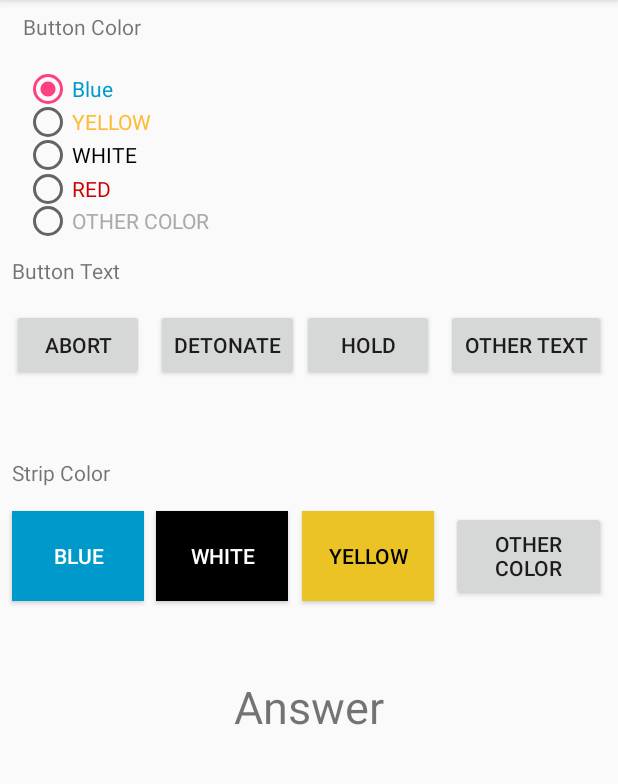
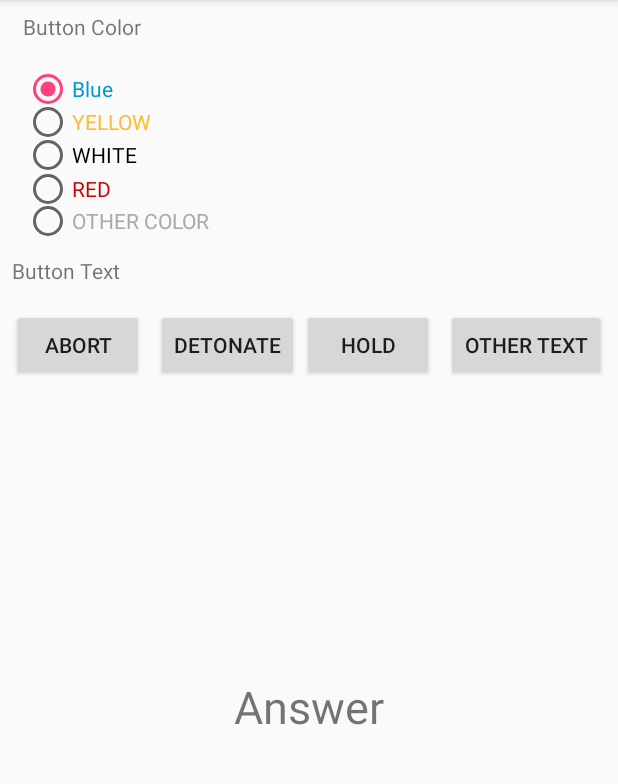
Before and after one commit to tmking01/KeepTalkingandNobodyExplodesCompanion, an Android app: the Buttons screen opened directly, with no data from a screen before it, on a phone screen of 412 x 824 dp, the part 84-868 px from its top. Run offline under Robolectric (Android 15) with nearby library versions, the phone set to English and light mode, and no system bars.

```diff
--- a/app/src/main/res/layout/activity_buttons.xml
+++ b/app/src/main/res/layout/activity_buttons.xml
@@ -94,16 +94,17 @@
         android:id="@+id/button"
         android:layout_width="0dp"
         android:layout_height="60dp"
+        android:layout_marginEnd="8dp"
         android:layout_marginLeft="11dp"
         android:layout_marginRight="8dp"
+        android:layout_marginStart="11dp"
+        android:layout_marginTop="8dp"
         android:text="@string/OtherColor"
+        android:visibility="invisible"
+        app:layout_constraintHorizontal_bias="1.0"
         app:layout_constraintLeft_toRightOf="@+id/button7"
         app:layout_constraintRight_toRightOf="parent"
-        android:layout_marginStart="11dp"
-        android:layout_marginEnd="8dp"
-        app:layout_constraintTop_toTopOf="@+id/guideline5"
-        android:layout_marginTop="8dp"
-        app:layout_constraintHorizontal_bias="1.0" />
+        app:layout_constraintTop_toTopOf="@+id/guideline5" />
 
     <Button
         android:id="@+id/button7"
@@ -115,6 +116,7 @@
         android:background="@color/ButtonSelected"
         android:text="@string/ColorYellow"
         android:textColor="@android:color/black"
+        android:visibility="invisible"
         app:layout_constraintLeft_toRightOf="@+id/button5"
         app:layout_constraintTop_toTopOf="@+id/guideline5" />
 
@@ -128,6 +130,7 @@
         android:background="@android:color/black"
         android:text="@string/ColorWhite"
         android:textColor="@android:color/white"
+        android:visibility="invisible"
         app:layout_constraintLeft_toRightOf="@+id/button2"
         app:layout_constraintTop_toTopOf="@+id/guideline5" />
 
@@ -141,6 +144,7 @@
         android:background="@android:color/holo_blue_dark"
         android:text="@string/ColorBlue"
         android:textColor="@android:color/white"
+        android:visibility="invisible"
         app:layout_constraintLeft_toLeftOf="parent"
         app:layout_constraintTop_toTopOf="@+id/guideline5" />
 
@@ -161,29 +165,31 @@
         app:layout_constraintGuide_begin="198dp" />
 
     <Button
-        android:id="@+id/button9"
+        android:id="@+id/btnHold"
         android:layout_width="wrap_content"
         android:layout_height="wrap_content"
         android:layout_marginLeft="8dp"
         android:layout_marginStart="2dp"
         android:layout_marginTop="8dp"
+        android:onClick="btnHold"
         android:text="@string/BTNHold"
-        app:layout_constraintLeft_toRightOf="@+id/button11"
+        app:layout_constraintLeft_toRightOf="@+id/btnDetonate"
         app:layout_constraintTop_toTopOf="@+id/guideline6" />
 
     <Button
-        android:id="@+id/button11"
+        android:id="@+id/btnDetonate"
         android:layout_width="wrap_content"
         android:layout_height="wrap_content"
         android:layout_marginLeft="8dp"
         android:layout_marginStart="8dp"
         android:layout_marginTop="8dp"
+        android:onClick="btnDetonate"
         android:text="@string/BTNDetonate"
-        app:layout_constraintLeft_toRightOf="@+id/button12"
+        app:layout_constraintLeft_toRightOf="@+id/btnAbort"
         app:layout_constraintTop_toTopOf="@+id/guideline6" />
 
     <Button
-        android:id="@+id/button10"
+        android:id="@+id/btnOther"
         android:layout_width="0dp"
         android:layout_height="wrap_content"
         android:layout_marginEnd="8dp"
@@ -191,34 +197,37 @@
         android:layout_marginRight="8dp"
         android:layout_marginStart="8dp"
         android:layout_marginTop="8dp"
+        android:onClick="btnOther"
         android:text="@string/BTNOther"
-        app:layout_constraintLeft_toRightOf="@+id/button9"
+        app:layout_constraintLeft_toRightOf="@+id/btnHold"
         app:layout_constraintRight_toRightOf="parent"
         app:layout_constraintTop_toTopOf="@+id/guideline6" />
 
     <Button
-        android:id="@+id/button12"
+        android:id="@+id/btnAbort"
         android:layout_width="wrap_content"
         android:layout_height="wrap_content"
         android:layout_marginLeft="8dp"
         android:layout_marginStart="8dp"
         android:layout_marginTop="8dp"
+        android:onClick="btnAbort"
         android:text="@string/BTNAbort"
         app:layout_constraintLeft_toLeftOf="parent"
         app:layout_constraintTop_toTopOf="@+id/guideline6" />
 
     <TextView
-        android:id="@+id/textView7"
+        android:id="@+id/lblStrip"
         android:layout_width="wrap_content"
         android:layout_height="wrap_content"
         android:layout_marginBottom="8dp"
         android:layout_marginLeft="8dp"
         android:text="@string/ButtonStripColor"
+        android:visibility="invisible"
         app:layout_constraintBottom_toTopOf="@+id/guideline5"
         app:layout_constraintLeft_toLeftOf="parent" />
 
     <TextView
-        android:id="@+id/textView9"
+        android:id="@+id/lblButton"
         android:layout_width="wrap_content"
         android:layout_height="wrap_content"
         android:layout_marginBottom="8dp"
```
Also changed, not shown: app/src/main/java/com/example/tmkin/keeptalkingandnobodyexplodescompanion/Buttons.java (+61 -0 lines).
